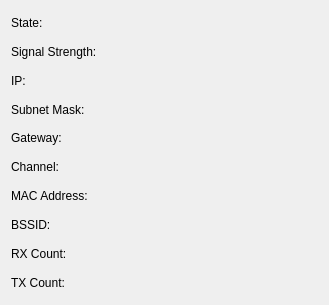
Tinkerforge/brickv, file src/brickv/plugin_system/plugins/master/ui/wifi_status.ui: the form before one commit.
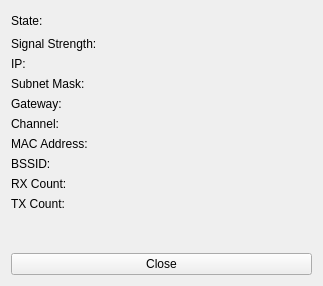
The form after the commit.

Commit message: master: Add close button to WIFI status widget

The edit to the form file:
```diff
--- a/src/brickv/plugin_system/plugins/master/ui/wifi_status.ui
+++ b/src/brickv/plugin_system/plugins/master/ui/wifi_status.ui
@@ -6,186 +6,196 @@
    <rect>
     <x>0</x>
     <y>0</y>
-    <width>329</width>
-    <height>305</height>
+    <width>323</width>
+    <height>286</height>
    </rect>
   </property>
   <property name="windowTitle">
    <string>WIFI Status</string>
   </property>
-  <layout class="QGridLayout" name="gridLayout">
-   <item row="1" column="0">
-    <layout class="QHBoxLayout" name="horizontalLayout">
-     <item>
+  <layout class="QVBoxLayout" name="verticalLayout">
+   <item>
+    <layout class="QGridLayout" name="gridLayout">
+     <item row="0" column="0">
+      <widget class="QLabel" name="label_8">
+       <property name="text">
+        <string>State:</string>
+       </property>
+      </widget>
+     </item>
+     <item row="1" column="0">
       <widget class="QLabel" name="label">
        <property name="text">
         <string>Signal Strength:</string>
        </property>
       </widget>
      </item>
-     <item>
-      <widget class="QLabel" name="wifi_status_rssi">
-       <property name="text">
-        <string/>
-       </property>
-      </widget>
-     </item>
-    </layout>
-   </item>
-   <item row="2" column="0">
-    <layout class="QHBoxLayout" name="horizontalLayout_2">
-     <item>
+     <item row="2" column="0">
       <widget class="QLabel" name="label_2">
        <property name="text">
         <string>IP:</string>
        </property>
       </widget>
      </item>
-     <item>
-      <widget class="QLabel" name="wifi_status_ip">
-       <property name="text">
-        <string/>
-       </property>
-      </widget>
-     </item>
-    </layout>
-   </item>
-   <item row="3" column="0">
-    <layout class="QHBoxLayout" name="horizontalLayout_3">
-     <item>
+     <item row="3" column="0">
       <widget class="QLabel" name="label_3">
        <property name="text">
         <string>Subnet Mask:</string>
        </property>
       </widget>
      </item>
-     <item>
-      <widget class="QLabel" name="wifi_status_sub">
-       <property name="text">
-        <string/>
-       </property>
-      </widget>
-     </item>
-    </layout>
-   </item>
-   <item row="4" column="0">
-    <layout class="QHBoxLayout" name="horizontalLayout_4">
-     <item>
+     <item row="4" column="0">
       <widget class="QLabel" name="label_4">
        <property name="text">
         <string>Gateway:</string>
        </property>
       </widget>
      </item>
-     <item>
-      <widget class="QLabel" name="wifi_status_gw">
-       <property name="text">
-        <string/>
-       </property>
-      </widget>
-     </item>
-    </layout>
-   </item>
-   <item row="5" column="0">
-    <layout class="QHBoxLayout" name="horizontalLayout_5">
-     <item>
+     <item row="5" column="0">
       <widget class="QLabel" name="label_5">
        <property name="text">
         <string>Channel:</string>
        </property>
       </widget>
      </item>
-     <item>
-      <widget class="QLabel" name="wifi_status_channel">
-       <property name="text">
-        <string/>
-       </property>
-      </widget>
-     </item>
-    </layout>
-   </item>
-   <item row="6" column="0">
-    <layout class="QHBoxLayout" name="horizontalLayout_6">
-     <item>
+     <item row="6" column="0">
       <widget class="QLabel" name="label_6">
        <property name="text">
         <string>MAC Address:</string>
        </property>
       </widget>
      </item>
-     <item>
-      <widget class="QLabel" name="wifi_status_mac">
-       <property name="text">
-        <string/>
-       </property>
-      </widget>
-     </item>
-    </layout>
-   </item>
-   <item row="7" column="0">
-    <layout class="QHBoxLayout" name="horizontalLayout_7">
-     <item>
+     <item row="7" column="0">
       <widget class="QLabel" name="label_7">
        <property name="text">
         <string>BSSID:</string>
        </property>
       </widget>
      </item>
-     <item>
-      <widget class="QLabel" name="wifi_status_bssid">
-       <property name="text">
-        <string/>
-       </property>
-      </widget>
-     </item>
-    </layout>
-   </item>
-   <item row="0" column="0">
-    <layout class="QHBoxLayout" name="horizontalLayout_8">
-     <item>
-      <widget class="QLabel" name="label_8">
-       <property name="text">
-        <string>State:</string>
-       </property>
-      </widget>
-     </item>
-     <item>
-      <widget class="QLabel" name="wifi_status_state">
-       <property name="text">
-        <string/>
-       </property>
-      </widget>
-     </item>
-    </layout>
-   </item>
-   <item row="8" column="0">
-    <layout class="QHBoxLayout" name="horizontalLayout_9">
-     <item>
+     <item row="8" column="0">
       <widget class="QLabel" name="label_9">
        <property name="text">
         <string>RX Count:</string>
        </property>
       </widget>
      </item>
-     <item>
-      <widget class="QLabel" name="wifi_status_rx">
-       <property name="text">
-        <string/>
-       </property>
-      </widget>
-     </item>
-    </layout>
-   </item>
-   <item row="9" column="0">
-    <layout class="QHBoxLayout" name="horizontalLayout_10">
-     <item>
+     <item row="9" column="0">
       <widget class="QLabel" name="label_10">
        <property name="text">
         <string>TX Count:</string>
        </property>
       </widget>
      </item>
-     <item>
+     <item row="0" column="1">
+      <spacer name="horizontalSpacer">
+       <property name="orientation">
+        <enum>Qt::Horizontal</enum>
+       </property>
+       <property name="sizeHint" stdset="0">
+        <size>
+         <width>40</width>
+         <height>20</height>
+        </size>
+       </property>
+      </spacer>
+     </item>
+     <item row="2" column="2">
+      <widget class="QLabel" name="wifi_status_ip">
+       <property name="text">
+        <string/>
+       </property>
+       <property name="textInteractionFlags">
+        <set>Qt::LinksAccessibleByMouse|Qt::TextSelectableByKeyboard|Qt::TextSelectableByMouse</set>
+       </property>
+      </widget>
+     </item>
+     <item row="0" column="2">
+      <widget class="QLabel" name="wifi_status_state">
+       <property name="sizePolicy">
+        <sizepolicy hsizetype="Preferred" vsizetype="Preferred">
+         <horstretch>1</horstretch>
+         <verstretch>0</verstretch>
+        </sizepolicy>
+       </property>
+       <property name="text">
+        <string/>
+       </property>
+       <property name="textInteractionFlags">
+        <set>Qt::LinksAccessibleByMouse|Qt::TextSelectableByKeyboard|Qt::TextSelectableByMouse</set>
+       </property>
+      </widget>
+     </item>
+     <item row="1" column="2">
+      <widget class="QLabel" name="wifi_status_rssi">
+       <property name="text">
+        <string/>
+       </property>
+       <property name="textInteractionFlags">
+        <set>Qt::LinksAccessibleByMouse|Qt::TextSelectableByKeyboard|Qt::TextSelectableByMouse</set>
+       </property>
+      </widget>
+     </item>
+     <item row="3" column="2">
+      <widget class="QLabel" name="wifi_status_sub">
+       <property name="text">
+        <string/>
+       </property>
+       <property name="textInteractionFlags">
+        <set>Qt::LinksAccessibleByMouse|Qt::TextSelectableByKeyboard|Qt::TextSelectableByMouse</set>
+       </property>
+      </widget>
+     </item>
+     <item row="4" column="2">
+      <widget class="QLabel" name="wifi_status_gw">
+       <property name="text">
+        <string/>
+       </property>
+       <property name="textInteractionFlags">
+        <set>Qt::LinksAccessibleByMouse|Qt::TextSelectableByKeyboard|Qt::TextSelectableByMouse</set>
+       </property>
+      </widget>
+     </item>
+     <item row="5" column="2">
+      <widget class="QLabel" name="wifi_status_channel">
+       <property name="text">
+        <string/>
+       </property>
+       <property name="textInteractionFlags">
+        <set>Qt::LinksAccessibleByMouse|Qt::TextSelectableByKeyboard|Qt::TextSelectableByMouse</set>
+       </property>
+      </widget>
+     </item>
+     <item row="6" column="2">
+      <widget class="QLabel" name="wifi_status_mac">
+       <property name="text">
+        <string/>
+       </property>
+       <property name="textInteractionFlags">
+        <set>Qt::LinksAccessibleByMouse|Qt::TextSelectableByKeyboard|Qt::TextSelectableByMouse</set>
+       </property>
+      </widget>
+     </item>
+     <item row="7" column="2">
+      <widget class="QLabel" name="wifi_status_bssid">
+       <property name="text">
+        <string/>
+       </property>
+       <property name="textInteractionFlags">
+        <set>Qt::LinksAccessibleByMouse|Qt::TextSelectableByKeyboard|Qt::TextSelectableByMouse</set>
+       </property>
+      </widget>
+     </item>
+     <item row="8" column="2">
+      <widget class="QLabel" name="wifi_status_rx">
+       <property name="text">
+        <string/>
+       </property>
+       <property name="textInteractionFlags">
+        <set>Qt::LinksAccessibleByMouse|Qt::TextSelectableByKeyboard|Qt::TextSelectableByMouse</set>
+       </property>
+      </widget>
+     </item>
+     <item row="9" column="2">
       <widget class="QLabel" name="wifi_status_tx">
        <property name="text">
         <string/>
@@ -194,6 +204,26 @@
      </item>
     </layout>
    </item>
+   <item>
+    <spacer name="verticalSpacer">
+     <property name="orientation">
+      <enum>Qt::Vertical</enum>
+     </property>
+     <property name="sizeHint" stdset="0">
+      <size>
+       <width>20</width>
+       <height>6</height>
+      </size>
+     </property>
+    </spacer>
+   </item>
+   <item>
+    <widget class="QPushButton" name="button_close">
+     <property name="text">
+      <string>Close</string>
+     </property>
+    </widget>
+   </item>
   </layout>
  </widget>
  <resources/>
```
Left out of the diff: 6 changed lines with no effect on the pictures. The commit also changes 1 other file.
